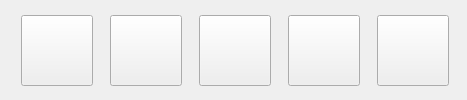
First picture: the form in ui/control_panel.ui, repository alchem0x2A/SGI, before the edit.
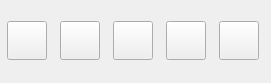
Second picture: the form after the edit. Icons and pictures are not drawn.

Commit message: Start making UI for table widget

The edit to the form file:
```diff
--- a/ui/control_panel.ui
+++ b/ui/control_panel.ui
@@ -6,8 +6,8 @@
    <rect>
     <x>0</x>
     <y>0</y>
-    <width>467</width>
-    <height>100</height>
+    <width>271</width>
+    <height>83</height>
    </rect>
   </property>
   <property name="sizePolicy">
@@ -18,8 +18,8 @@
   </property>
   <property name="minimumSize">
    <size>
-    <width>341</width>
-    <height>100</height>
+    <width>0</width>
+    <height>0</height>
    </size>
   </property>
   <property name="maximumSize">
@@ -34,9 +34,9 @@
   <widget class="QWidget" name="horizontalLayoutWidget">
    <property name="geometry">
     <rect>
-     <x>10</x>
-     <y>10</y>
-     <width>451</width>
+     <x>0</x>
+     <y>0</y>
+     <width>271</width>
      <height>81</height>
     </rect>
    </property>
@@ -61,8 +61,8 @@
       </property>
       <property name="iconSize">
        <size>
-        <width>64</width>
-        <height>64</height>
+        <width>32</width>
+        <height>32</height>
        </size>
       </property>
       <property name="checkable">
@@ -90,8 +90,8 @@
       </property>
       <property name="iconSize">
        <size>
-        <width>64</width>
-        <height>64</height>
+        <width>32</width>
+        <height>32</height>
        </size>
       </property>
       <property name="checkable">
@@ -116,8 +116,8 @@
       </property>
       <property name="iconSize">
        <size>
-        <width>64</width>
-        <height>64</height>
+        <width>32</width>
+        <height>32</height>
        </size>
       </property>
      </widget>
@@ -139,8 +139,8 @@
       </property>
       <property name="iconSize">
        <size>
-        <width>64</width>
-        <height>64</height>
+        <width>32</width>
+        <height>32</height>
        </size>
       </property>
      </widget>
@@ -162,8 +162,8 @@
       </property>
       <property name="iconSize">
        <size>
-        <width>64</width>
-        <height>64</height>
+        <width>32</width>
+        <height>32</height>
        </size>
       </property>
      </widget>
```
The commit also changes 5 other files.
